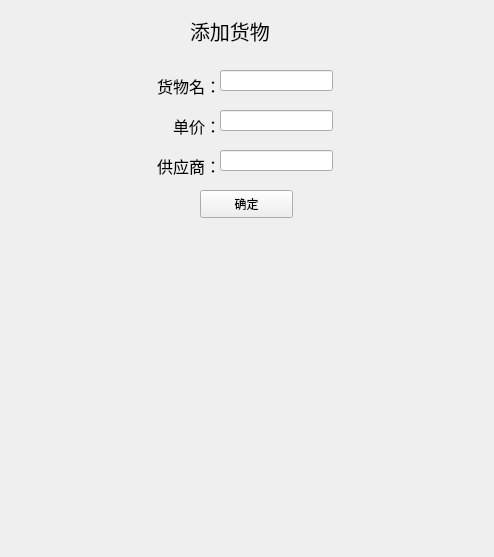
Old version of the form UpdateUi.ui in the repository SparkChen927/Database-System.
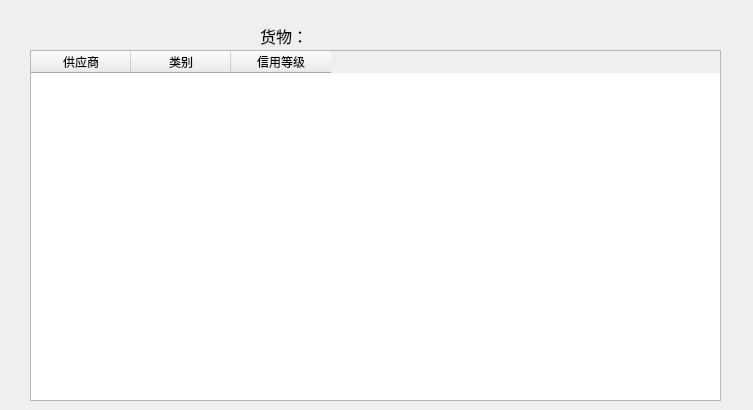
New version of the form.

Commit message: 完成分析功能

What changed in the file:
```diff
--- a/UpdateUi.ui
+++ b/UpdateUi.ui
@@ -6,8 +6,8 @@
    <rect>
     <x>0</x>
     <y>0</y>
-    <width>494</width>
-    <height>557</height>
+    <width>753</width>
+    <height>410</height>
    </rect>
   </property>
   <property name="windowTitle">
@@ -18,12 +18,12 @@
     <rect>
      <x>0</x>
      <y>0</y>
-     <width>491</width>
-     <height>551</height>
+     <width>751</width>
+     <height>411</height>
     </rect>
    </property>
    <property name="currentIndex">
-    <number>3</number>
+    <number>6</number>
    </property>
    <widget class="QWidget" name="page_sup">
     <widget class="QLabel" name="label">
@@ -157,8 +157,8 @@
     <widget class="QLabel" name="label_4">
      <property name="geometry">
       <rect>
-       <x>120</x>
-       <y>150</y>
+       <x>230</x>
+       <y>200</y>
        <width>101</width>
        <height>31</height>
       </rect>
@@ -178,8 +178,8 @@
     <widget class="QLineEdit" name="lineEdit_price2">
      <property name="geometry">
       <rect>
-       <x>220</x>
-       <y>110</y>
+       <x>330</x>
+       <y>160</y>
        <width>113</width>
        <height>21</height>
       </rect>
@@ -188,8 +188,8 @@
     <widget class="QPushButton" name="pushButton_supYes2">
      <property name="geometry">
       <rect>
-       <x>200</x>
-       <y>190</y>
+       <x>310</x>
+       <y>240</y>
        <width>93</width>
        <height>28</height>
       </rect>
@@ -201,8 +201,8 @@
     <widget class="QLineEdit" name="lineEdit_gname2">
      <property name="geometry">
       <rect>
-       <x>220</x>
-       <y>70</y>
+       <x>330</x>
+       <y>120</y>
        <width>113</width>
        <height>21</height>
       </rect>
@@ -211,8 +211,8 @@
     <widget class="QLabel" name="label_5">
      <property name="geometry">
       <rect>
-       <x>140</x>
-       <y>110</y>
+       <x>250</x>
+       <y>160</y>
        <width>81</width>
        <height>31</height>
       </rect>
@@ -232,8 +232,8 @@
     <widget class="QLineEdit" name="lineEdit_sname2">
      <property name="geometry">
       <rect>
-       <x>220</x>
-       <y>150</y>
+       <x>330</x>
+       <y>200</y>
        <width>113</width>
        <height>21</height>
       </rect>
@@ -242,8 +242,8 @@
     <widget class="QLabel" name="label_6">
      <property name="geometry">
       <rect>
-       <x>140</x>
-       <y>70</y>
+       <x>250</x>
+       <y>120</y>
        <width>81</width>
        <height>31</height>
       </rect>
@@ -263,8 +263,8 @@
     <widget class="QLabel" name="label_8">
      <property name="geometry">
       <rect>
-       <x>190</x>
-       <y>10</y>
+       <x>300</x>
+       <y>60</y>
        <width>121</width>
        <height>41</height>
       </rect>
@@ -281,6 +281,72 @@
    </widget>
    <widget class="QWidget" name="page_app2"/>
    <widget class="QWidget" name="page_edit2"/>
+   <widget class="QWidget" name="page_anly">
+    <widget class="QLabel" name="label_9">
+     <property name="geometry">
+      <rect>
+       <x>260</x>
+       <y>20</y>
+       <width>61</width>
+       <height>31</height>
+      </rect>
+     </property>
+     <property name="font">
+      <font>
+       <pointsize>12</pointsize>
+      </font>
+     </property>
+     <property name="text">
+      <string>货物：</string>
+     </property>
+    </widget>
+    <widget class="QLabel" name="label_goods">
+     <property name="geometry">
+      <rect>
+       <x>320</x>
+       <y>20</y>
+       <width>251</width>
+       <height>31</height>
+      </rect>
+     </property>
+     <property name="font">
+      <font>
+       <pointsize>12</pointsize>
+      </font>
+     </property>
+     <property name="text">
+      <string/>
+     </property>
+    </widget>
+    <widget class="QTableWidget" name="tableWidget_anly">
+     <property name="geometry">
+      <rect>
+       <x>30</x>
+       <y>50</y>
+       <width>691</width>
+       <height>351</height>
+      </rect>
+     </property>
+     <property name="styleSheet">
+      <string notr="true"/>
+     </property>
+     <column>
+      <property name="text">
+       <string>供应商</string>
+      </property>
+     </column>
+     <column>
+      <property name="text">
+       <string>类别</string>
+      </property>
+     </column>
+     <column>
+      <property name="text">
+       <string>信用等级</string>
+      </property>
+     </column>
+    </widget>
+   </widget>
   </widget>
  </widget>
  <resources/>
```
Left out of the diff: 32 changed lines with no effect on the pictures. The commit also changes 2 other files.
